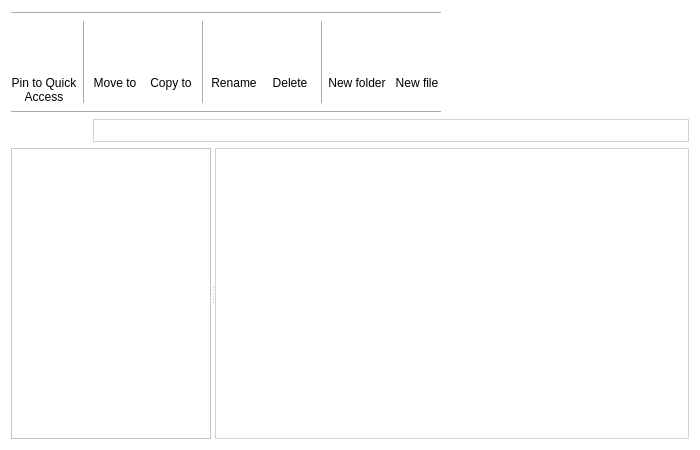
This is Window.ui in Outtaway/ufm as Qt 5 draws it before an edit. The edited form follows.
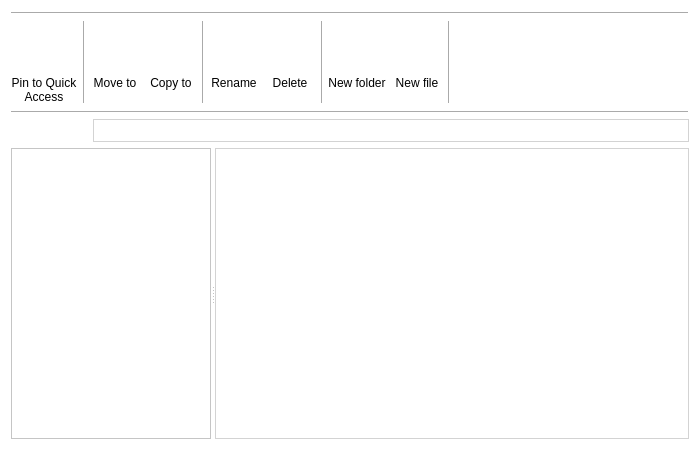
This is the edited form. Icons and pictures are not drawn.

Commit message: Make horizontal line the same width as windows

Diff of the .ui file:
```diff
--- a/Window.ui
+++ b/Window.ui
@@ -26,30 +26,30 @@
    <string notr="true">background-color: rgb(255, 255, 255);
 </string>
   </property>
-  <layout class="QVBoxLayout" name="verticalLayout_10">
+  <layout class="QVBoxLayout" name="verticalLayout_6">
+   <item>
+    <widget class="Line" name="line_9">
+     <property name="sizePolicy">
+      <sizepolicy hsizetype="Minimum" vsizetype="Minimum">
+       <horstretch>0</horstretch>
+       <verstretch>0</verstretch>
+      </sizepolicy>
+     </property>
+     <property name="frameShadow">
+      <enum>QFrame::Raised</enum>
+     </property>
+     <property name="midLineWidth">
+      <number>0</number>
+     </property>
+     <property name="orientation">
+      <enum>Qt::Horizontal</enum>
+     </property>
+    </widget>
+   </item>
    <item>
     <layout class="QHBoxLayout" name="horizontalLayout_4">
      <item>
       <layout class="QVBoxLayout" name="verticalLayout_8">
-       <item>
-        <widget class="Line" name="line_9">
-         <property name="sizePolicy">
-          <sizepolicy hsizetype="Minimum" vsizetype="Minimum">
-           <horstretch>0</horstretch>
-           <verstretch>0</verstretch>
-          </sizepolicy>
-         </property>
-         <property name="frameShadow">
-          <enum>QFrame::Raised</enum>
-         </property>
-         <property name="midLineWidth">
-          <number>0</number>
-         </property>
-         <property name="orientation">
-          <enum>Qt::Horizontal</enum>
-         </property>
-        </widget>
-       </item>
        <item>
         <layout class="QHBoxLayout" name="horizontalLayout_3">
          <item>
@@ -583,29 +583,32 @@
            </item>
           </layout>
          </item>
-        </layout>
-       </item>
        <item>
-        <widget class="Line" name="line_8">
+          <widget class="Line" name="line_6">
          <property name="sizePolicy">
           <sizepolicy hsizetype="Minimum" vsizetype="Minimum">
            <horstretch>0</horstretch>
            <verstretch>0</verstretch>
           </sizepolicy>
          </property>
+           <property name="maximumSize">
+            <size>
+             <width>1</width>
+             <height>16777215</height>
+            </size>
+           </property>
          <property name="frameShadow">
           <enum>QFrame::Raised</enum>
          </property>
-         <property name="lineWidth">
-          <number>1</number>
-         </property>
          <property name="midLineWidth">
           <number>0</number>
          </property>
          <property name="orientation">
-          <enum>Qt::Horizontal</enum>
-         </property>
-        </widget>
+            <enum>Qt::Vertical</enum>
+           </property>
+          </widget>
+         </item>
+        </layout>
        </item>
       </layout>
      </item>
@@ -624,6 +627,28 @@
      </item>
     </layout>
    </item>
+   <item>
+    <widget class="Line" name="line_8">
+     <property name="sizePolicy">
+      <sizepolicy hsizetype="Minimum" vsizetype="Minimum">
+       <horstretch>0</horstretch>
+       <verstretch>0</verstretch>
+      </sizepolicy>
+     </property>
+     <property name="frameShadow">
+      <enum>QFrame::Raised</enum>
+     </property>
+     <property name="lineWidth">
+      <number>1</number>
+     </property>
+     <property name="midLineWidth">
+      <number>0</number>
+     </property>
+     <property name="orientation">
+      <enum>Qt::Horizontal</enum>
+     </property>
+    </widget>
+   </item>
    <item>
     <layout class="QHBoxLayout" name="horizontalLayout_2">
      <property name="sizeConstraint">
```
Lines whose indentation alone changed are shown as unchanged.
